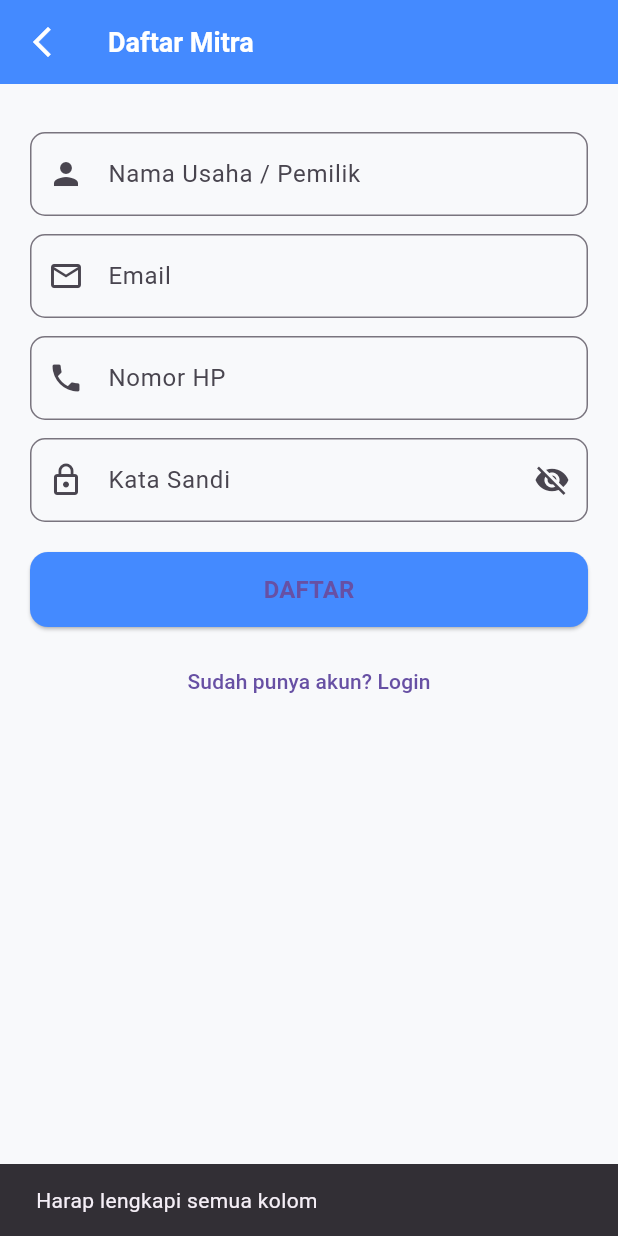
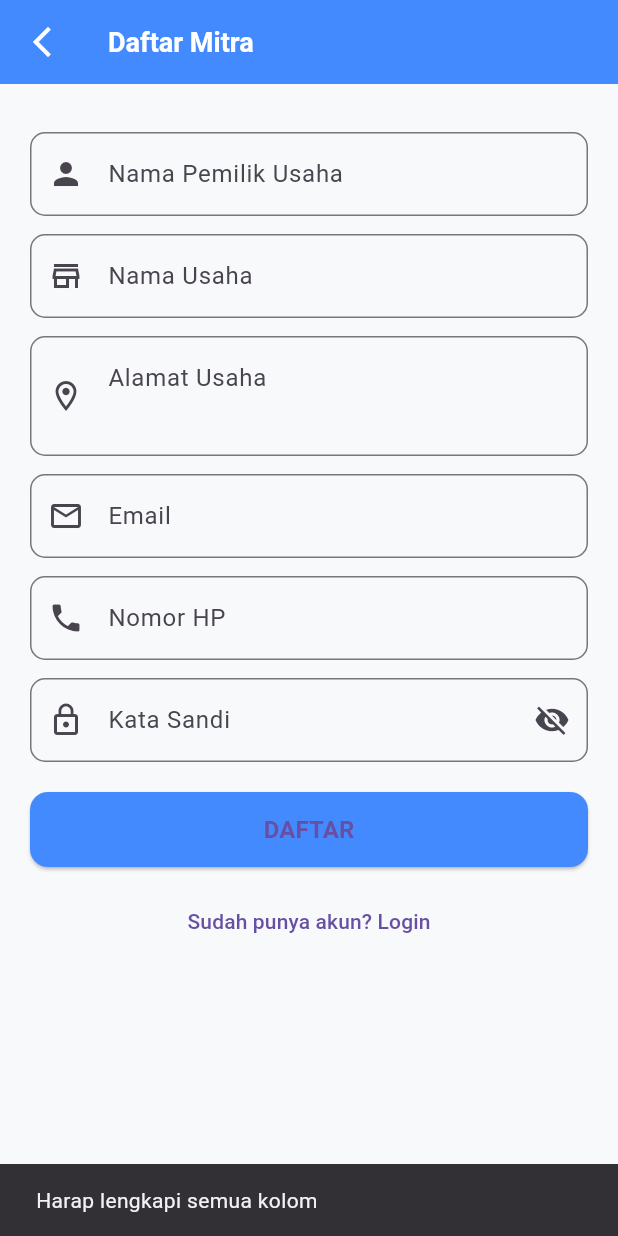
Before and after one commit to Akikiilbs/CarwashGo_mobile, a Flutter app: the SignupMitraPage screen opened by its route, after a tap on "DAFTAR", on a phone screen of 412 x 824 dp. Run offline on Flutter 3.47's test engine with Material 3 defaults, Android fonts, the phone set to English and light mode, and no system bars; our stand-ins replace dio, file_picker, flutter_map, flutter_secure_storage, geolocator, latlong2; missing offline and left inert: dart:html; accounts and stored records are empty.

Commit message:
Auth Mitra

```diff
--- a/lib/core/network/dio_client.dart
+++ b/lib/core/network/dio_client.dart
@@ -11,7 +11,7 @@ class DioClient {
   DioClient._internal() {
     dio = Dio(
       BaseOptions(
-        baseUrl: 'https://4c76a14d09f4.ngrok-free.app/api/v1', // GANTI dengan base URL kamu
+        baseUrl: 'https://4075920feee0.ngrok-free.app/api/v1', // GANTI dengan base URL kamu
         connectTimeout: const Duration(seconds: 15),
         receiveTimeout: const Duration(seconds: 15),
         headers: {
--- a/lib/pages/auth/signup_mitra_page.dart
+++ b/lib/pages/auth/signup_mitra_page.dart
@@ -168,6 +168,8 @@ class SignupMitraPage extends StatefulWidget {
 
 class _SignupMitraPageState extends State<SignupMitraPage> {
   final _nameController = TextEditingController();
+  final _businessNameController = TextEditingController();
+  final _addressController = TextEditingController();
   final _emailController = TextEditingController();
   final _phoneController = TextEditingController();
   final _passwordController = TextEditingController();
@@ -181,6 +183,8 @@ class _SignupMitraPageState extends State<SignupMitraPage> {
   @override
   void dispose() {
     _nameController.dispose();
+    _businessNameController.dispose();
+    _addressController.dispose();
     _emailController.dispose();
     _phoneController.dispose();
     _passwordController.dispose();
@@ -193,11 +197,15 @@ class _SignupMitraPageState extends State<SignupMitraPage> {
 
   Future<void> _register() async {
     final name = _nameController.text.trim();
+    final businessName = _businessNameController.text.trim();
+    final address = _addressController.text.trim();
     final email = _emailController.text.trim();
     final phone = _phoneController.text.trim();
     final password = _passwordController.text;
 
     if (name.isEmpty ||
+        businessName.isEmpty ||
+        address.isEmpty ||
         email.isEmpty ||
         phone.isEmpty ||
         password.isEmpty) {
@@ -220,6 +228,8 @@ class _SignupMitraPageState extends State<SignupMitraPage> {
         email: email,
         phone: phone,
         password: password,
+        businessName: businessName,
+        address: address,
       );
     } finally {
       if (!mounted) return;
@@ -294,15 +304,38 @@ class _SignupMitraPageState extends State<SignupMitraPage> {
                 ),
                 const SizedBox(height: 12),
               ],
-
               const SizedBox(height: 12),
               TextField(
                 controller: _nameController,
                 decoration: InputDecoration(
-                  labelText: "Nama Usaha / Pemilik",
+                  labelText: "Nama Pemilik Usaha",
                   prefixIcon: const Icon(Icons.person),
                   border: OutlineInputBorder(
                       borderRadius: BorderRadius.circular(10)),
+                ),
+              ),
+              const SizedBox(height: 12),
+              TextField(
+                controller: _businessNameController,
+                decoration: InputDecoration(
+                  labelText: "Nama Usaha",
+                  prefixIcon: const Icon(Icons.store_mall_directory_outlined),
+                  border: OutlineInputBorder(
+                    borderRadius: BorderRadius.circular(10),
+                  ),
+                ),
+              ),
+              const SizedBox(height: 12),
+              TextField(
+                controller: _addressController,
+                maxLines: 2,
+                decoration: InputDecoration(
+                  labelText: "Alamat Usaha",
+                  alignLabelWithHint: true,
+                  prefixIcon: const Icon(Icons.location_on_outlined),
+                  border: OutlineInputBorder(
+                    borderRadius: BorderRadius.circular(10),
+                  ),
                 ),
               ),
               const SizedBox(height: 12),
```
Also changed, not shown: lib/features/auth/data/auth_api.dart (+14 -10 lines), lib/pages/auth/login_mitra_page.dart (line endings or trailing spaces), 6 other files.
